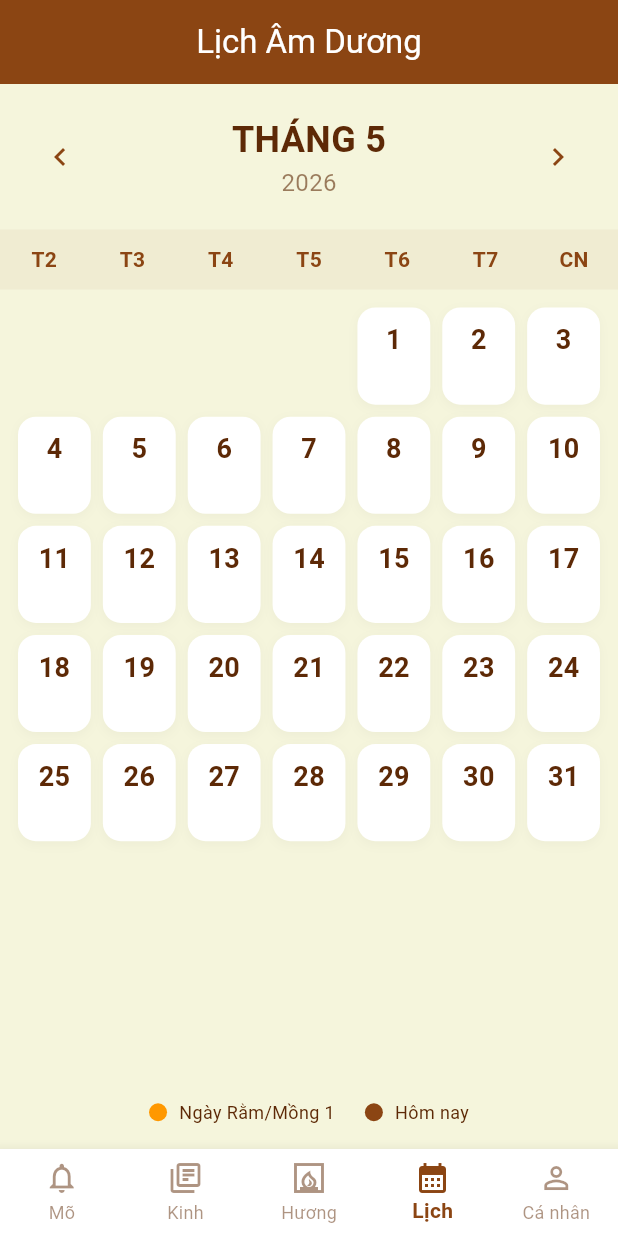
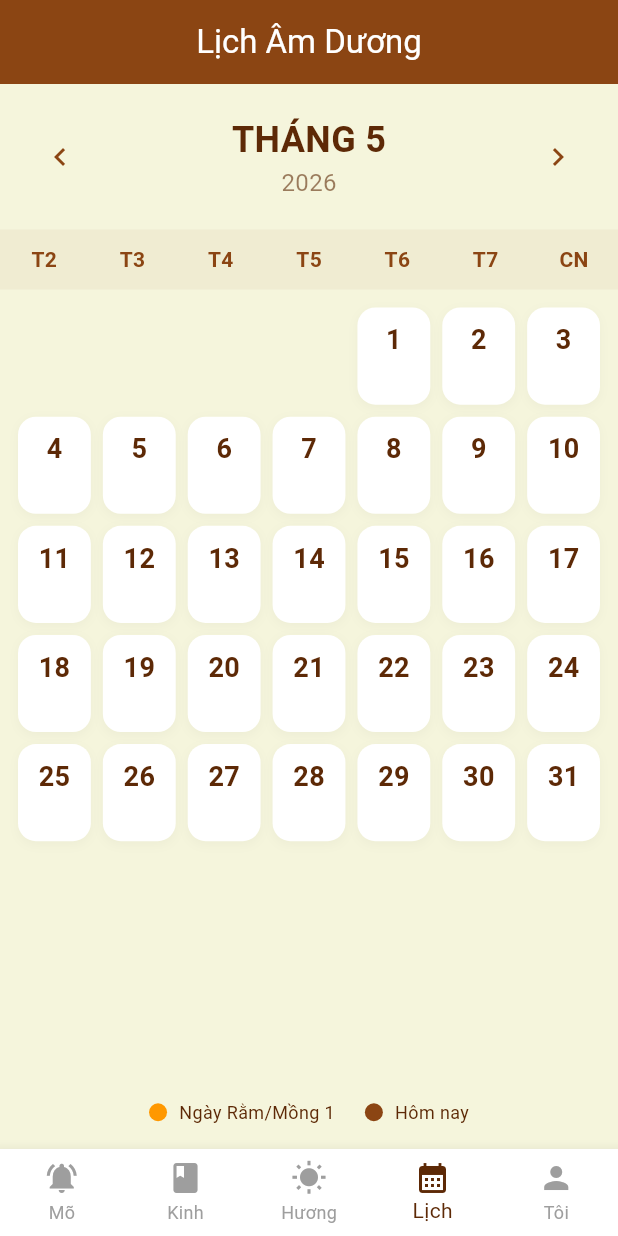
Before and after one commit to trungkiendang/mytemple, a Flutter app: the screen it shows after launch, item 4 of the bottom bar chosen, after a tap on the "chevron right" icon, on a phone screen of 412 x 824 dp. Run offline on Flutter 3.47's test engine with Material 3 defaults, Android fonts, the phone set to English and light mode, and no system bars; our stand-ins replace audioplayers, cloud_firestore, firebase_core, flutter_local_notifications, flutter_tts, hive and 2 more; missing offline and left inert: flutter_haptic, lunar, o3d; accounts and stored records are empty; statements that could not run were skipped.

Commit message:
feat: implement Text-to-Speech (TTS) for scriptures

```diff
--- a/lib/main.dart
+++ b/lib/main.dart
@@ -1,10 +1,12 @@
 import 'package:flutter/material.dart';
+import 'package:flutter/foundation.dart';
 import 'package:firebase_core/firebase_core.dart';
 import 'package:provider/provider.dart';
 import 'package:intl/date_symbol_data_local.dart';
 import 'core/app_theme.dart';
 import 'services/hive_service.dart';
 import 'services/notification_service.dart';
+import 'services/tts_service.dart';
 import 'features/monk_bell/monk_bell_provider.dart';
 import 'features/monk_bell/monk_bell_screen.dart';
 import 'features/scriptures/scripture_list_screen.dart';
@@ -16,44 +18,51 @@ import 'features/profile/profile_screen.dart';
 void main() async {
   WidgetsFlutterBinding.ensureInitialized();
 
-  // Initialize Localization
   await initializeDateFormatting('vi_VN', null);
-
-  // Initialize Hive
   await HiveService.init();
-
-  // Initialize Notifications
   await NotificationService().init();
 
-  // Firebase initialization placeholder
-  // Note: Requires platform-specific configuration files to work properly
   try {
-    await Firebase.initializeApp();
+    if (kIsWeb) {
+      // Firebase Web requires options.
+      // Replace with your real keys from Firebase Console for web if needed.
+      await Firebase.initializeApp(
+        options: const FirebaseOptions(
+          apiKey: "AIzaSyDummyKey",
+          appId: "1:dummy:web:dummy",
+          messagingSenderId: "dummy",
+          projectId: "temple-a6cf8",
+          storageBucket: "temple-a6cf8.appspot.com",
+        ),
+      );
+    } else {
+      await Firebase.initializeApp();
+    }
+    debugPrint('Firebase initialized');
   } catch (e) {
-    debugPrint('Firebase initialization skipped or failed: $e');
+    debugPrint('Firebase init error: $e');
   }
 
-  runApp(
-    MultiProvider(
+  runApp(const MyApp());
+}
+
+class MyApp extends StatelessWidget {
+  const MyApp({super.key});
+
+  @override
+  Widget build(BuildContext context) {
+    return MultiProvider(
       providers: [
         ChangeNotifierProvider(create: (_) => MonkBellProvider()),
         ChangeNotifierProvider(create: (_) => IncenseProvider()),
+        ChangeNotifierProvider(create: (_) => TtsService()),
       ],
-      child: const TempleVibeApp(),
-    ),
-  );
-}
-
-class TempleVibeApp extends StatelessWidget {
-  const TempleVibeApp({super.key});
-
-  @override
-  Widget build(BuildContext context) {
-    return MaterialApp(
-      title: 'My Chùa',
-      debugShowCheckedModeBanner: false,
-      theme: AppTheme.theme,
-      home: const MainScreen(),
+      child: MaterialApp(
+        title: 'My Chùa',
+        debugShowCheckedModeBanner: false,
+        theme: AppTheme.theme,
+        home: const MainScreen(),
+      ),
     );
   }
 }
@@ -68,12 +77,12 @@ class MainScreen extends StatefulWidget {
 class _MainScreenState extends State<MainScreen> {
   int _selectedIndex = 0;
 
-  static const List<Widget> _screens = [
-    MonkBellScreen(),
-    ScriptureListScreen(),
-    IncenseScreen(),
-    LunarCalendarScreen(),
-    ProfileScreen(),
+  final List<Widget> _screens = [
+    const MonkBellScreen(),
+    const ScriptureListScreen(),
+    const IncenseScreen(),
+    const LunarCalendarScreen(),
+    const ProfileScreen(),
   ];
 
   void _onItemTapped(int index) {
@@ -92,70 +101,18 @@ class _MainScreenState extends State<MainScreen> {
       bottomNavigationBar: BottomNavigationBar(
         type: BottomNavigationBarType.fixed,
         backgroundColor: Colors.white,
-        selectedItemColor: AppTheme.woodBrown,
-        unselectedItemColor: AppTheme.darkWood.withOpacity(0.5),
-        selectedLabelStyle: const TextStyle(fontWeight: FontWeight.bold),
-        items: const <BottomNavigationBarItem>[
-          BottomNavigationBarItem(
-            icon: Icon(Icons.notifications_outlined),
-            activeIcon: Icon(Icons.notifications),
-            label: 'Mõ',
-          ),
-          BottomNavigationBarItem(
-            icon: Icon(Icons.library_books_outlined),
-            activeIcon: Icon(Icons.library_books),
-            label: 'Kinh',
-          ),
-          BottomNavigationBarItem(
-            icon: Icon(Icons.fireplace_outlined),
-            activeIcon: Icon(Icons.fireplace),
-            label: 'Hương',
-          ),
-          BottomNavigationBarItem(
-            icon: Icon(Icons.calendar_month_outlined),
-            activeIcon: Icon(Icons.calendar_month),
-            label: 'Lịch',
-          ),
-          BottomNavigationBarItem(
-            icon: Icon(Icons.person_outline),
-            activeIcon: Icon(Icons.person),
-            label: 'Cá nhân',
-          ),
-        ],
+        selectedItemColor: AppTheme.darkWood,
+        unselectedItemColor: Colors.grey,
         currentIndex: _selectedIndex,
         onTap: _onItemTapped,
+        items: const [
+          BottomNavigationBarItem(icon: Icon(Icons.notifications_active), label: 'Mõ'),
+          BottomNavigationBarItem(icon: Icon(Icons.book), label: 'Kinh'),
+          BottomNavigationBarItem(icon: Icon(Icons.wb_sunny), label: 'Hương'),
+          BottomNavigationBarItem(icon: Icon(Icons.calendar_month), label: 'Lịch'),
+          BottomNavigationBarItem(icon: Icon(Icons.person), label: 'Tôi'),
+        ],
       ),
     );
   }
 }
-
-class SplashScreen extends StatelessWidget {
-  const SplashScreen({super.key});
-
-  @override
-  Widget build(BuildContext context) {
-    return const Scaffold(
-      body: Center(
-        child: Column(
-          mainAxisAlignment: MainAxisAlignment.center,
-          children: [
-            Icon(
-              Icons.temple_hindu,
-              size: 100,
-              color: AppTheme.woodBrown,
-            ),
-            SizedBox(height: 20),
-            Text(
-              'My Chùa',
-              style: TextStyle(
-                fontSize: 32,
-                fontWeight: FontWeight.bold,
-                color: AppTheme.darkWood,
-              ),
-            ),
-          ],
-        ),
-      ),
-    );
-  }
-}
```
Also changed, not shown: lib/features/scriptures/scripture_detail_screen.dart (+83 -0 lines), lib/services/tts_service.dart (added, +84 -0 lines), 1 other file.
